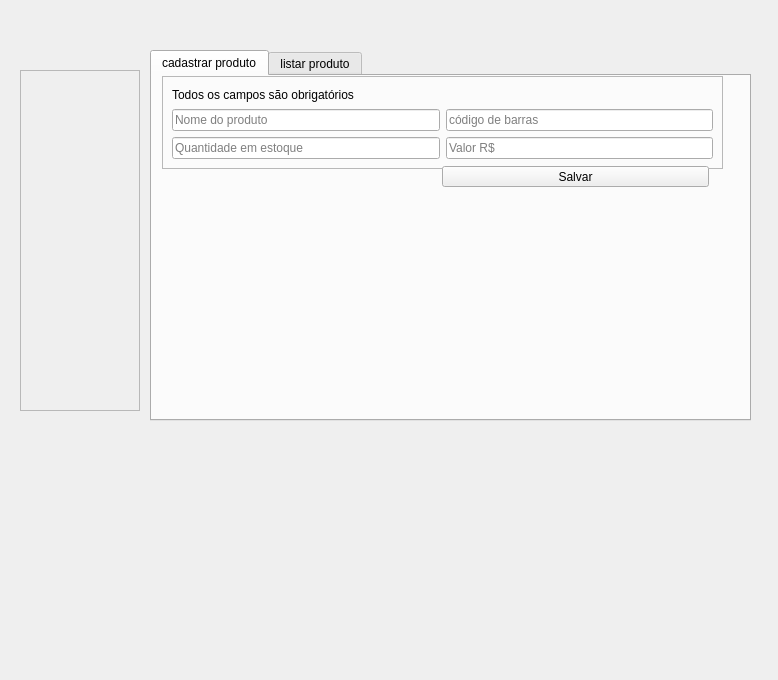
This is desktop prof mauricio/Qt Desiner/cadastro de produtos.ui in rodrigo570282/web as Qt 5 draws it before an edit. The edited form follows.
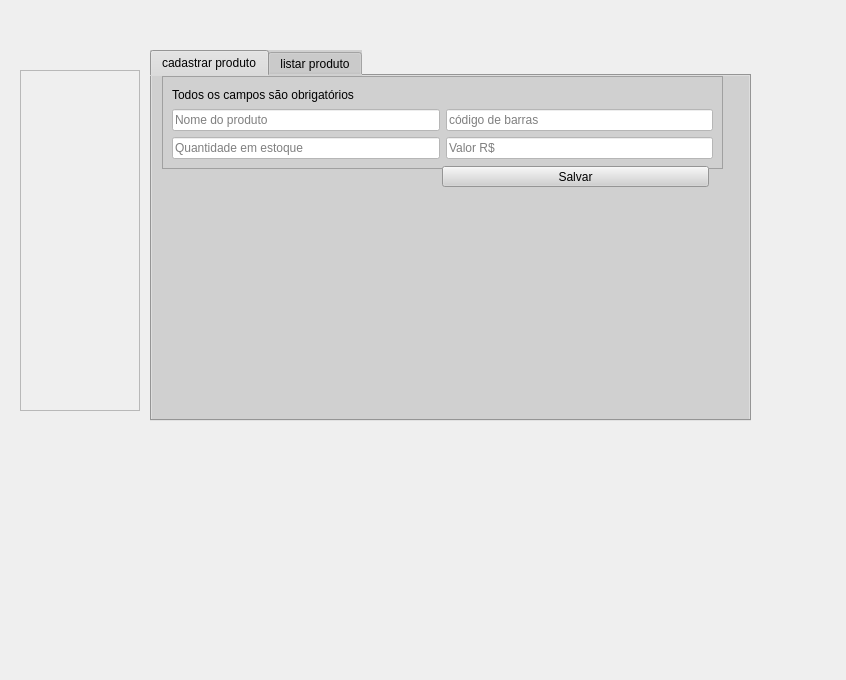
This is the edited form. The open tabs and pages were chosen to show the change.

Patch:
```diff
--- a/desktop prof mauricio/Qt Desiner/cadastro de produtos.ui
+++ b/desktop prof mauricio/Qt Desiner/cadastro de produtos.ui
@@ -6,7 +6,7 @@
    <rect>
     <x>0</x>
     <y>0</y>
-    <width>778</width>
+    <width>846</width>
     <height>680</height>
    </rect>
   </property>
@@ -31,6 +31,10 @@
       <height>371</height>
      </rect>
     </property>
+    <property name="styleSheet">
+     <string notr="true">background-color: rgb(208, 208, 208);
+</string>
+    </property>
     <property name="currentIndex">
      <number>1</number>
     </property>
@@ -56,6 +60,9 @@
       <layout class="QGridLayout" name="gridLayout">
        <item row="5" column="0">
         <widget class="QLineEdit" name="lineEdit_3">
+         <property name="styleSheet">
+          <string notr="true">background-color: rgb(255, 255, 255);</string>
+         </property>
          <property name="text">
           <string/>
          </property>
@@ -66,6 +73,10 @@
        </item>
        <item row="4" column="0">
         <widget class="QLineEdit" name="lineEdit">
+         <property name="styleSheet">
+          <string notr="true">background-color: rgb(255, 255, 255);
+</string>
+         </property>
          <property name="placeholderText">
           <string>Nome do produto</string>
          </property>
@@ -80,6 +91,9 @@
        </item>
        <item row="5" column="1">
         <widget class="QLineEdit" name="lineEdit_2">
+         <property name="styleSheet">
+          <string notr="true">background-color: rgb(255, 255, 255);</string>
+         </property>
          <property name="text">
           <string/>
          </property>
@@ -90,6 +104,9 @@
        </item>
        <item row="4" column="1">
         <widget class="QLineEdit" name="lineEdit_4">
+         <property name="styleSheet">
+          <string notr="true">background-color: rgb(255, 255, 255);</string>
+         </property>
          <property name="placeholderText">
           <string>código de barras</string>
          </property>
```
Left out of the diff: 4 changed lines with no effect on the pictures.
